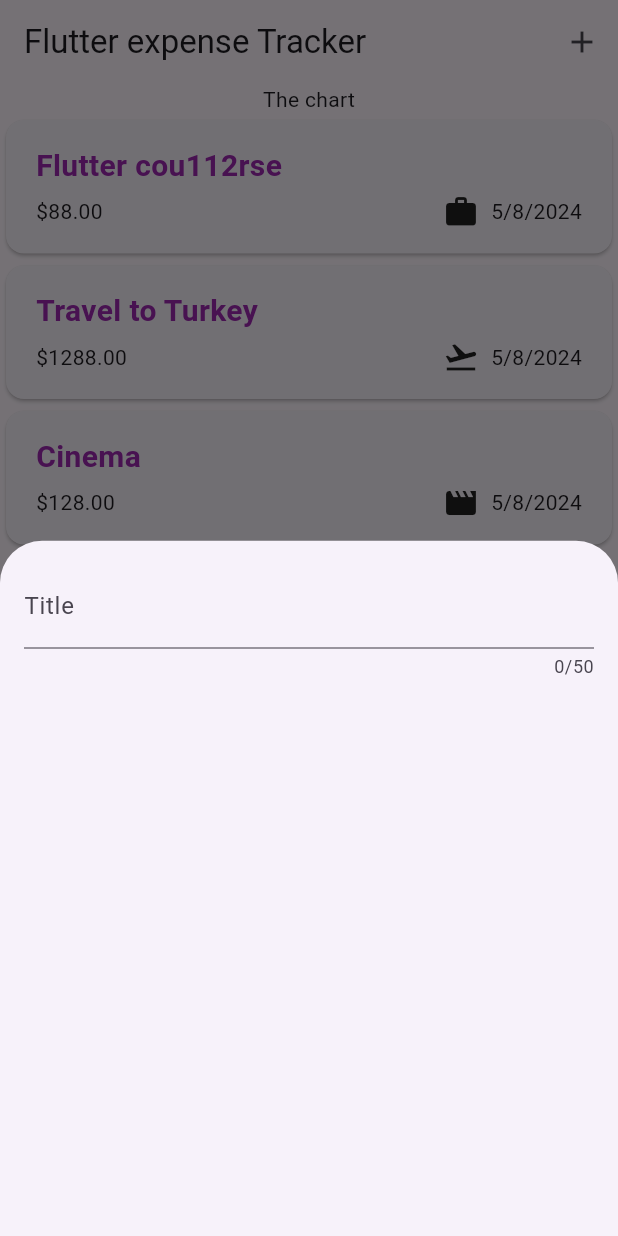
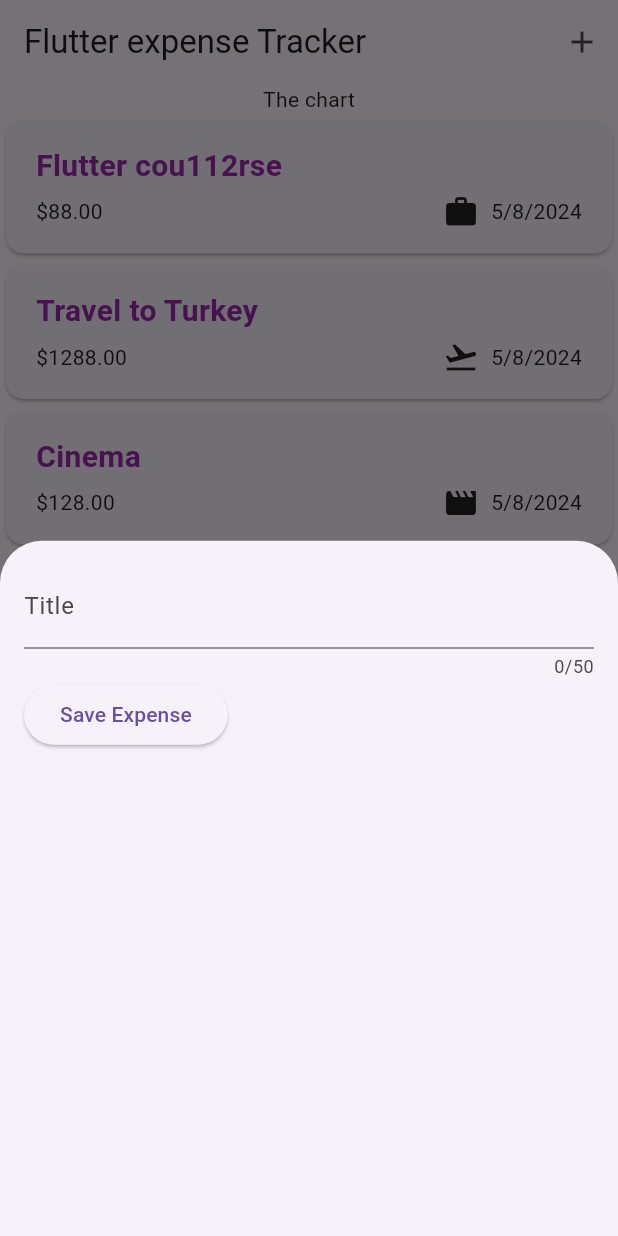
Before and after one commit to galiyev/flutter_udemy, a Flutter app: the screen it shows after launch, after a tap on the "add" icon, on a phone screen of 412 x 824 dp. Run offline on Flutter 3.47's test engine with Material 3 defaults, Android fonts, the phone set to English and light mode, and no system bars; our stand-ins replace google_fonts.

Commit message:
Lesson / 108 100%

```diff
--- a/expense_tracker/lib/widgets/new_expense.dart
+++ b/expense_tracker/lib/widgets/new_expense.dart
@@ -12,6 +12,12 @@ class NewExpense extends StatefulWidget {
 
 class _NewExpenseState extends State<NewExpense>{
 
+  var _enteredTitle = '';
+
+  void _saveTitleInput(String inputValue){
+      _enteredTitle = inputValue;
+  }
+
   @override
   Widget build(BuildContext context) {
     return Padding(
@@ -19,13 +25,22 @@ class _NewExpenseState extends State<NewExpense>{
         child: Column(
           children: [
             TextField(
+              onChanged: _saveTitleInput,
               maxLength: 50,
               keyboardType: TextInputType.text,
               decoration: InputDecoration(
                 label: Text('Title'),
               ),
             ),
-
+            Row(
+              children: [
+                 ElevatedButton(
+                     onPressed: (){
+                       print(_enteredTitle);
+                     },
+                     child:const Text('Save Expense'))
+              ],
+            )
           ],
         ),
     );
```
